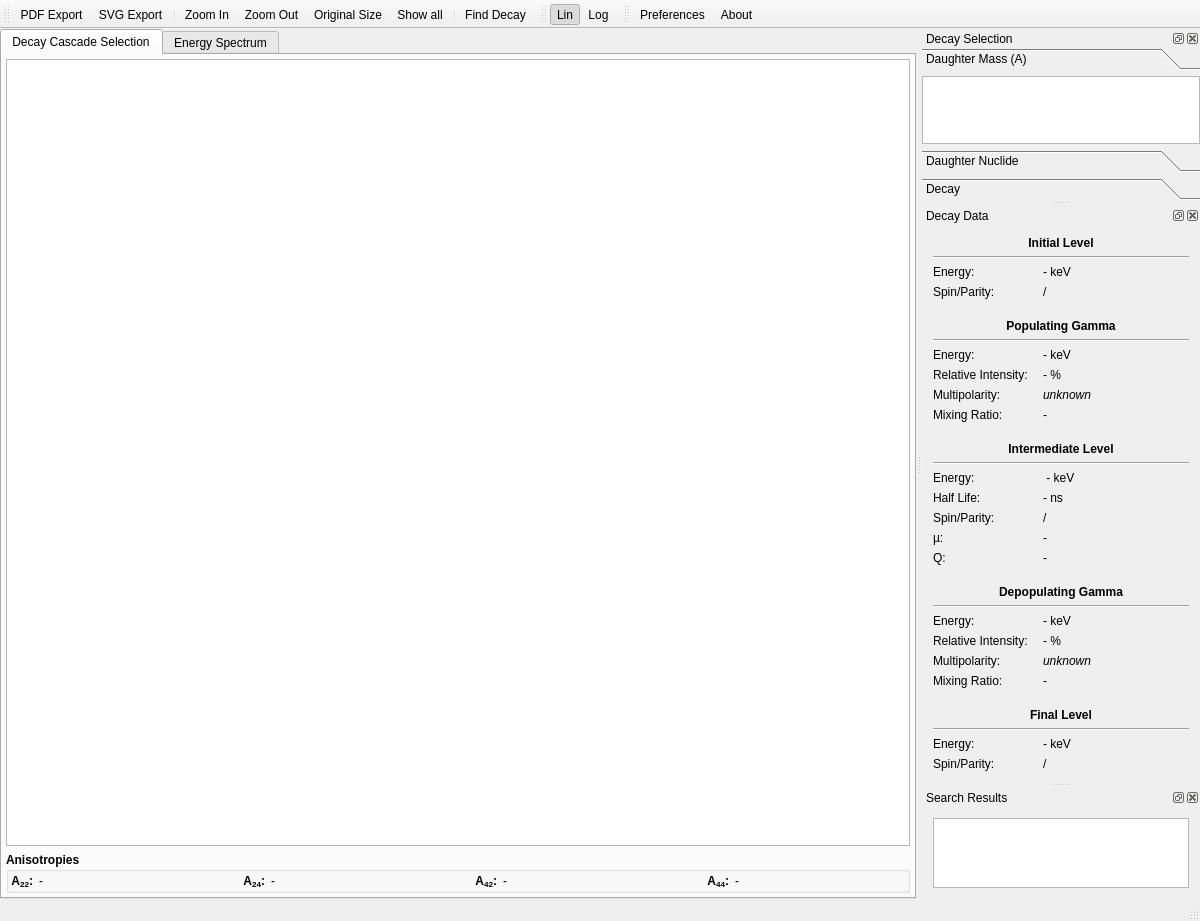
Old version of the form trunk/Kaihen.ui in the repository ferdymercury/nuclei.
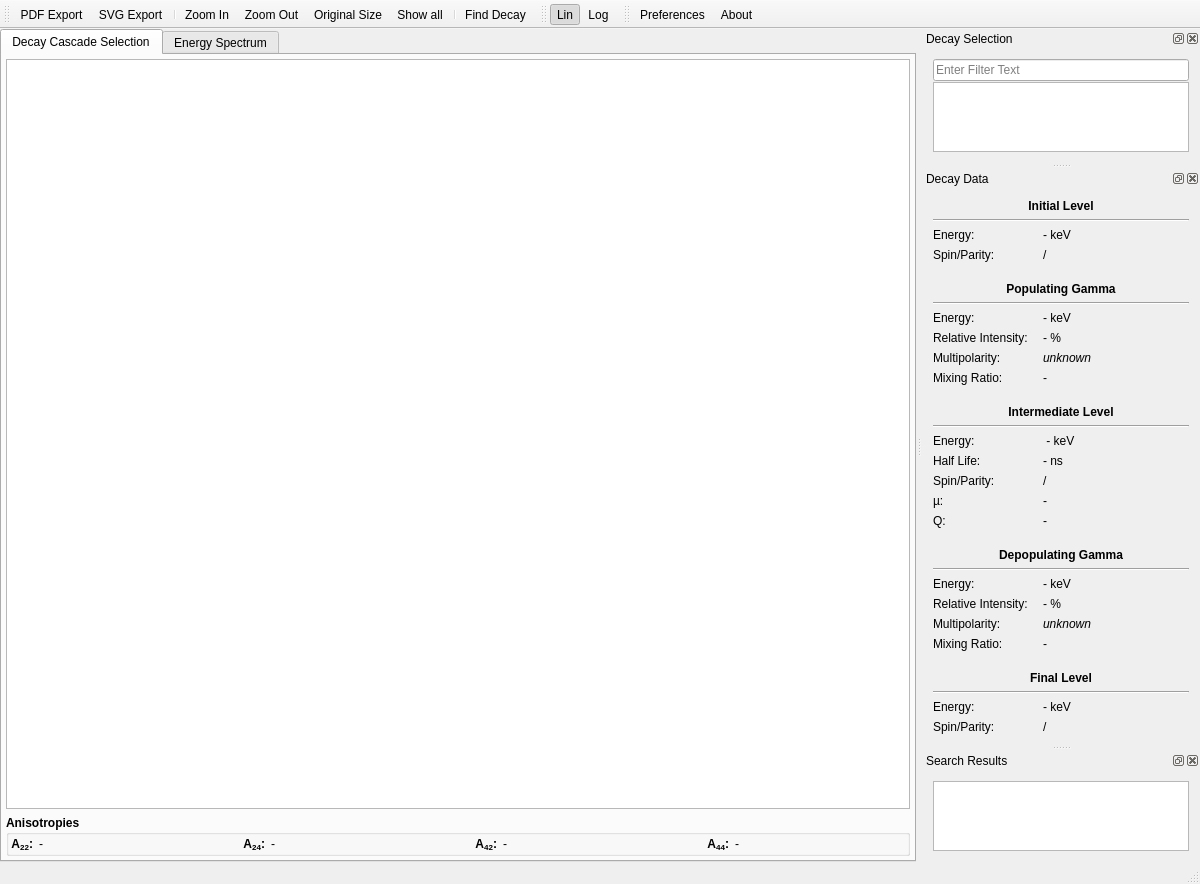
New version of the form. Icons and pictures are not drawn. Custom widgets are drawn as their Qt base class.

Commit message: Implemented treeview for decay selection

What changed in the file:
```diff
--- a/trunk/Kaihen.ui
+++ b/trunk/Kaihen.ui
@@ -7,7 +7,7 @@
     <x>0</x>
     <y>0</y>
     <width>1200</width>
-    <height>800</height>
+    <height>884</height>
    </rect>
   </property>
   <property name="windowTitle">
@@ -294,109 +294,20 @@
    <widget class="QWidget" name="dockWidgetContents_2">
     <layout class="QVBoxLayout" name="verticalLayout">
      <property name="spacing">
-      <number>0</number>
-     </property>
-     <property name="margin">
-      <number>0</number>
+      <number>1</number>
      </property>
      <item>
-      <widget class="QToolBox" name="decayToolBox">
-       <property name="currentIndex">
-        <number>0</number>
+      <widget class="QLineEdit" name="decayFilterLineEdit">
+       <property name="placeholderText">
+        <string>Enter Filter Text</string>
        </property>
-       <widget class="QWidget" name="aPage">
-        <property name="geometry">
-         <rect>
-          <x>0</x>
-          <y>0</y>
-          <width>256</width>
-          <height>75</height>
-         </rect>
-        </property>
-        <attribute name="label">
-         <string>Daughter Mass (A)</string>
-        </attribute>
-        <layout class="QVBoxLayout" name="verticalLayout_6">
-         <property name="spacing">
-          <number>0</number>
-         </property>
-         <property name="margin">
-          <number>0</number>
-         </property>
-         <item>
-          <widget class="QListWidget" name="aListWidget">
-           <property name="minimumSize">
-            <size>
-             <width>0</width>
-             <height>50</height>
-            </size>
-           </property>
-          </widget>
-         </item>
-        </layout>
-       </widget>
-       <widget class="QWidget" name="nuclidePage">
-        <property name="geometry">
-         <rect>
-          <x>0</x>
-          <y>0</y>
-          <width>256</width>
-          <height>75</height>
-         </rect>
-        </property>
-        <attribute name="label">
-         <string>Daughter Nuclide</string>
-        </attribute>
-        <layout class="QVBoxLayout" name="verticalLayout_7">
-         <property name="spacing">
-          <number>0</number>
-         </property>
-         <property name="margin">
-          <number>0</number>
-         </property>
-         <item>
-          <widget class="QListWidget" name="nuclideListWidget">
-           <property name="minimumSize">
-            <size>
-             <width>0</width>
-             <height>50</height>
-            </size>
-           </property>
-          </widget>
-         </item>
-        </layout>
-       </widget>
-       <widget class="QWidget" name="decayPage">
-        <property name="geometry">
-         <rect>
-          <x>0</x>
-          <y>0</y>
-          <width>256</width>
-          <height>75</height>
-         </rect>
-        </property>
-        <attribute name="label">
-         <string>Decay</string>
-        </attribute>
-        <layout class="QVBoxLayout" name="verticalLayout_8">
-         <property name="spacing">
-          <number>0</number>
-         </property>
-         <property name="margin">
-          <number>0</number>
-         </property>
-         <item>
-          <widget class="QListWidget" name="decayListWidget">
-           <property name="minimumSize">
-            <size>
-             <width>0</width>
-             <height>50</height>
-            </size>
-           </property>
-          </widget>
-         </item>
-        </layout>
-       </widget>
+      </widget>
+     </item>
+     <item>
+      <widget class="QTreeView" name="decayTreeView">
+       <attribute name="headerVisible">
+        <bool>false</bool>
+       </attribute>
       </widget>
      </item>
     </layout>
```
The commit also changes 13 other files.
